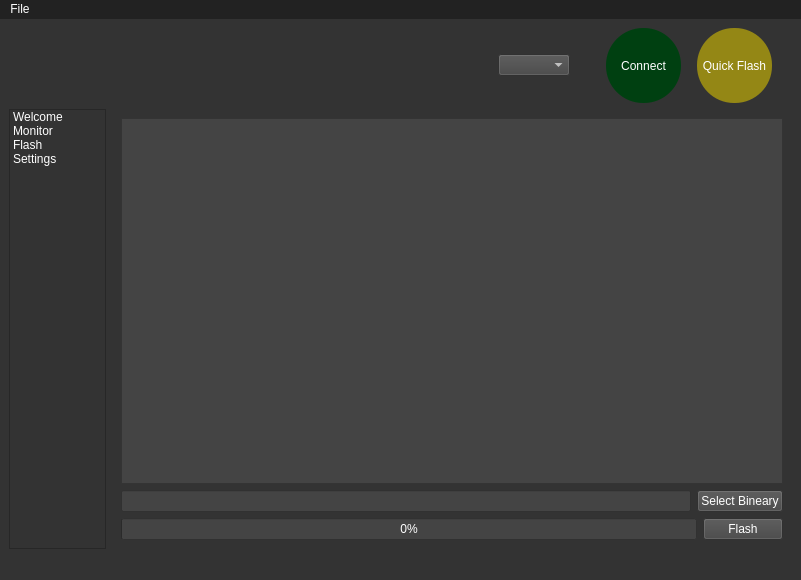
First picture: the form in configurator/mainwindow.ui, repository IDV7/betterflight, before the edit.
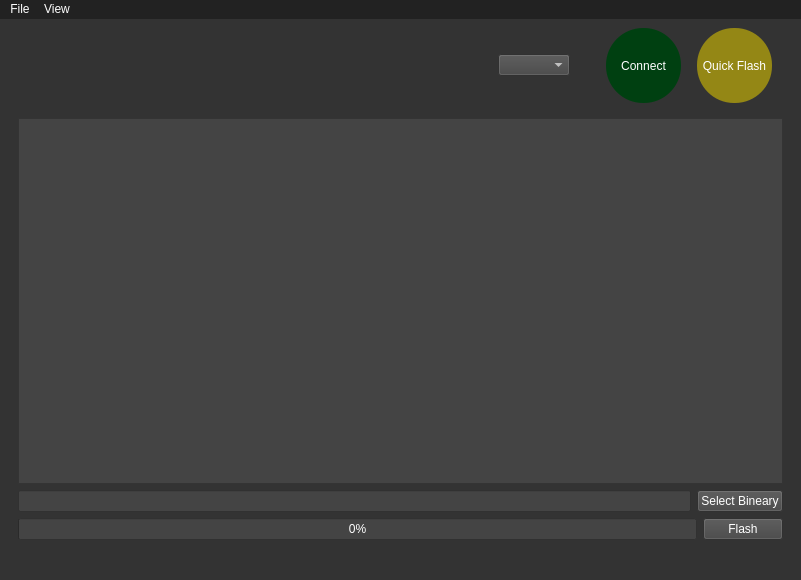
Second picture: the form after the edit.

Commit message: Changed from the qlist tab system to the top menu system for changing the index of the stacked Widget

Diff of the .ui file:
```diff
--- a/configurator/mainwindow.ui
+++ b/configurator/mainwindow.ui
@@ -154,40 +154,10 @@
      </layout>
     </item>
     <item>
-     <layout class="QHBoxLayout" name="hlMainContent" stretch="1,7">
+     <layout class="QHBoxLayout" name="hlMainContent" stretch="7">
       <property name="sizeConstraint">
        <enum>QLayout::SetMaximumSize</enum>
       </property>
-      <item>
-       <widget class="QListWidget" name="lwTabs">
-        <property name="styleSheet">
-         <string notr="true">border: 0px; color: #fff; font-size:15px;selected {background-color: #333}</string>
-        </property>
-        <property name="lineWidth">
-         <number>0</number>
-        </property>
-        <item>
-         <property name="text">
-          <string>Welcome</string>
-         </property>
-        </item>
-        <item>
-         <property name="text">
-          <string>Monitor</string>
-         </property>
-        </item>
-        <item>
-         <property name="text">
-          <string>Flash</string>
-         </property>
-        </item>
-        <item>
-         <property name="text">
-          <string>Settings</string>
-         </property>
-        </item>
-       </widget>
-      </item>
       <item>
        <widget class="QStackedWidget" name="swContent">
         <property name="currentIndex">
@@ -370,7 +340,15 @@
     </property>
     <addaction name="actionExit"/>
    </widget>
+   <widget class="QMenu" name="menuMonitor">
+    <property name="title">
+     <string>View</string>
+    </property>
+    <addaction name="actionMonitor"/>
+    <addaction name="actionFlash"/>
+   </widget>
    <addaction name="menuFile"/>
+   <addaction name="menuMonitor"/>
   </widget>
   <widget class="QStatusBar" name="statusbar"/>
   <action name="actionExit">
```
Left out of the diff: 38 changed lines with no effect on the pictures. The commit also changes 3 other files.
